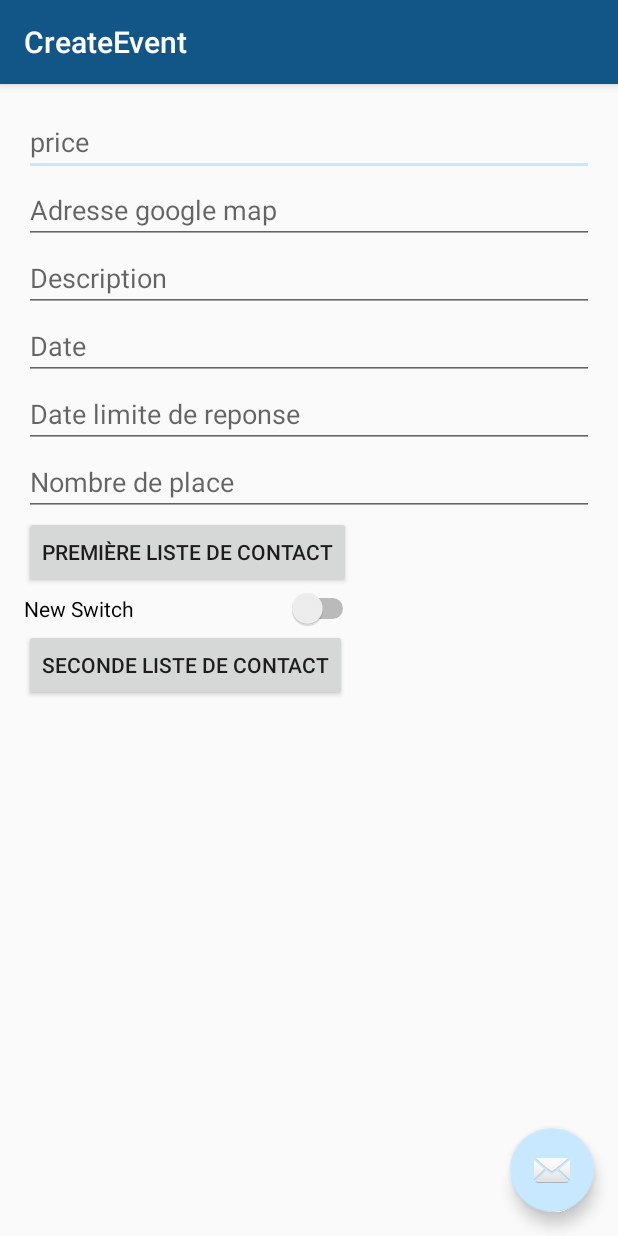
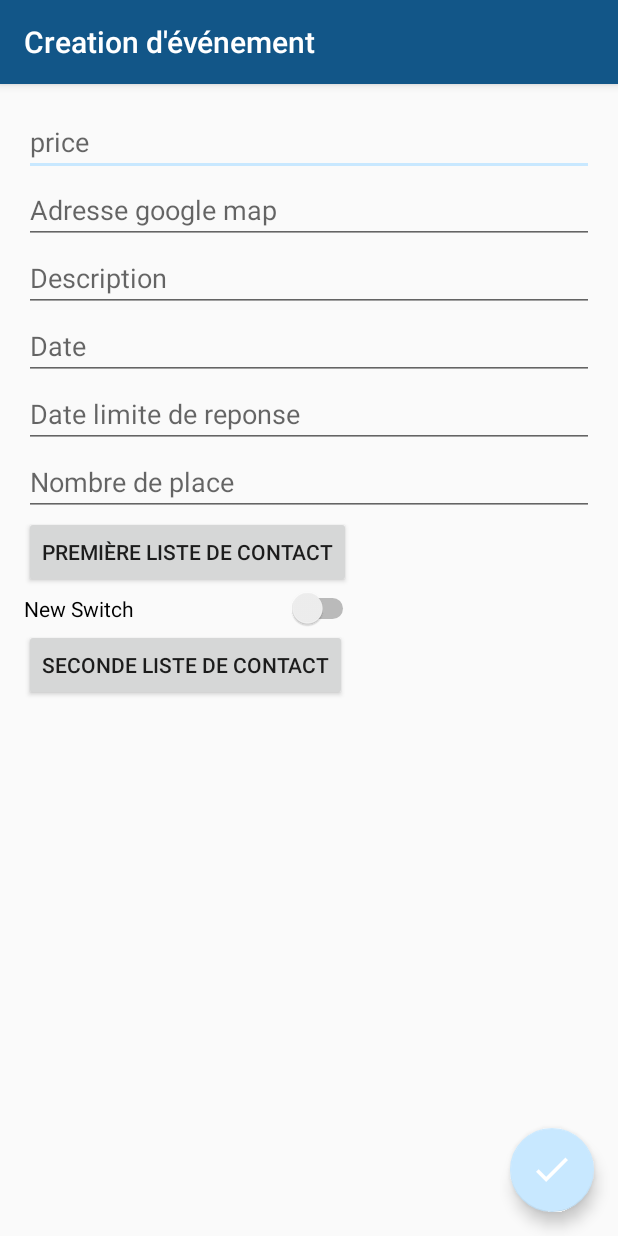
Before and after one commit to AlexandreCourand/UOK_Android, an Android app: the CreateEvent screen opened directly, with no data from a screen before it, on a phone screen of 412 x 824 dp. Run offline under Robolectric (Android 15) with nearby library versions, the phone set to English and light mode, and no system bars; network calls fail.

Commit message:
Add template, change button done

```diff
--- a/UOK/app/src/main/res/layout/activity_create_event.xml
+++ b/UOK/app/src/main/res/layout/activity_create_event.xml
@@ -29,6 +29,6 @@
         android:layout_height="wrap_content"
         android:layout_gravity="bottom|end"
         android:layout_margin="@dimen/fab_margin"
-        android:src="@android:drawable/ic_dialog_email" />
+        android:src="@drawable/done" />
 
 </android.support.design.widget.CoordinatorLayout>
--- a/UOK/app/src/main/res/values/strings.xml
+++ b/UOK/app/src/main/res/values/strings.xml
@@ -1,7 +1,6 @@
 <resources>
     <string name="app_name">"UOK "</string>
 
-    <string name="hello_world">Hello world!</string>
     <string name="action_settings">Settings</string>
     <string name="title_activity_profils">Profils</string>
     <string name="title_activity_mes_evenement">Mes_Evenement</string>
@@ -12,7 +11,7 @@
     <string name="account_not_created">Compte non crée</string>
     <string name="title_activity_event_view">Mes évenements</string>
     <string name="cant_fetch_data">Données non accessible</string>
-    <string name="title_activity_create_event">CreateEvent</string>
+    <string name="title_activity_create_event">Creation d'événement</string>
     <string name="title_activity_choose_contact">Liste Contact</string>
     <string name="liste_contact_1">Première liste de contact</string>
     <string name="liste_contact_2">Seconde liste de contact</string>
```
Also changed, not shown: UOK/app/src/main/res/drawable-hdpi/done.png (added), UOK/app/src/main/res/drawable-mdpi/done.png (added), UOK/app/src/main/res/drawable-xhdpi/done.png (added), UOK/app/src/main/res/drawable-xxhdpi/done.png (added).
